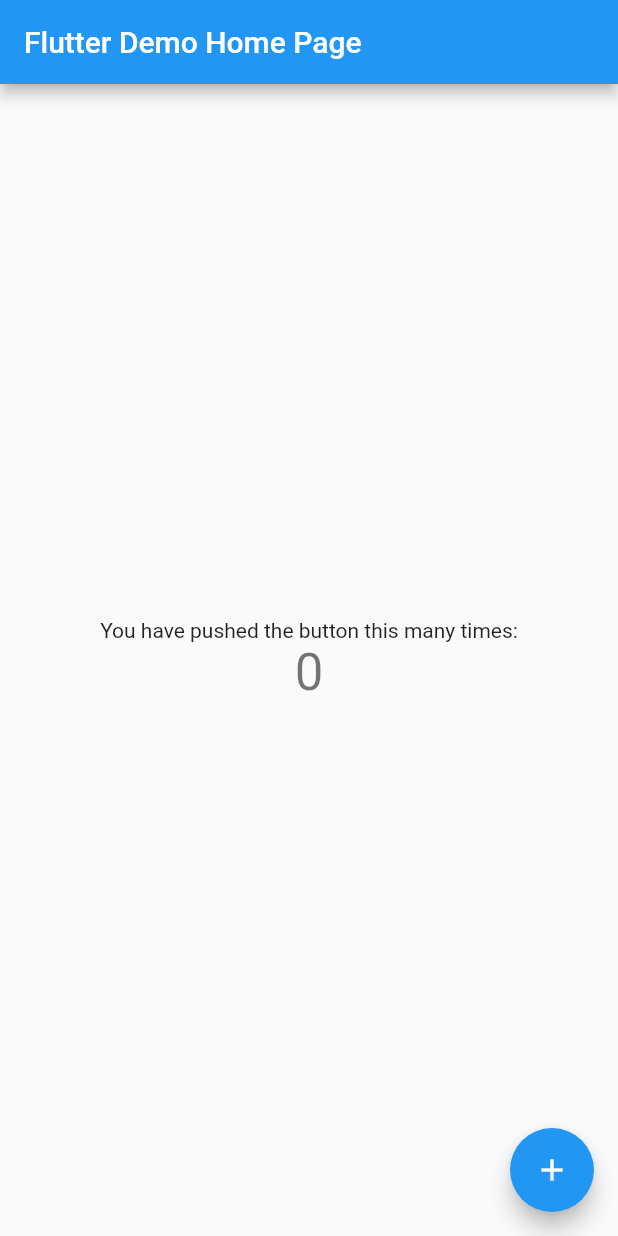
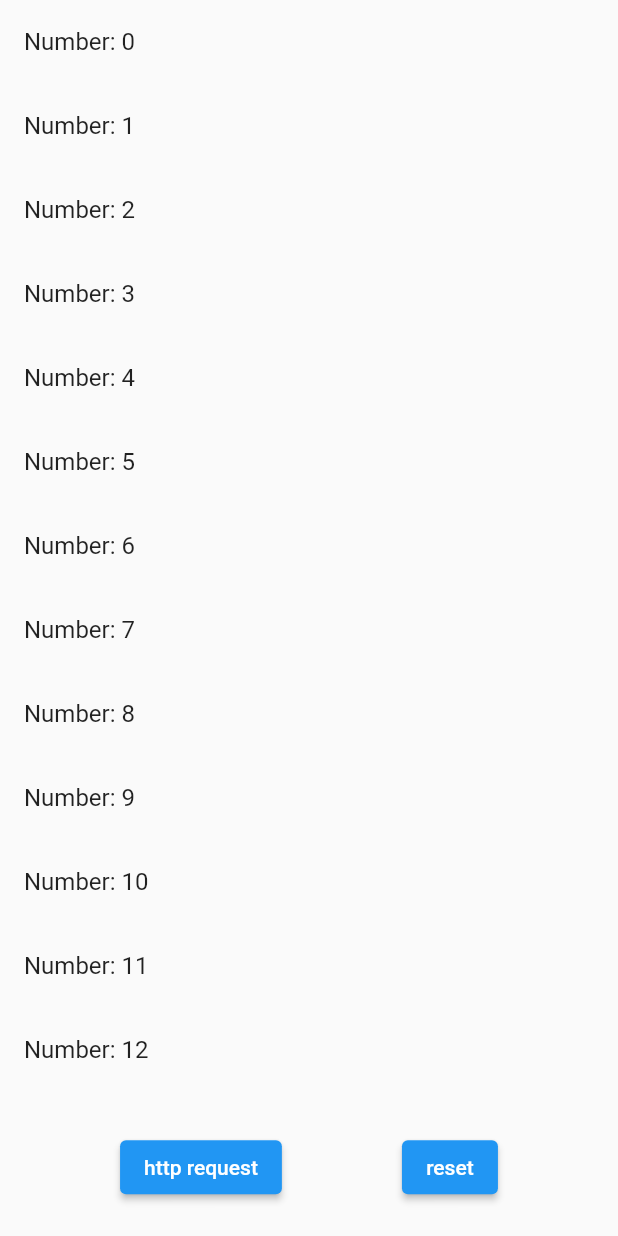
Before and after one commit to divy2209/getx_infinite_scrolling, a Flutter app: the screen it shows after launch, on a phone screen of 412 x 824 dp. Run offline on Flutter 3.47's test engine with Material 2 defaults, Android fonts, the phone set to English and light mode, and no system bars; our stand-ins replace get.

```diff
--- /dev/null
+++ b/lib/home.dart
@@ -0,0 +1,79 @@
+import 'package:flutter/material.dart';
+import 'package:get/get.dart';
+
+class ListDataX extends GetxController {
+  List<int> numbers = List<int>.from([0, 1, 2, 3, 4, 5, 6, 7, 8, 9, 10, 11, 12, 13, 14]);
+
+  void httpCall() async {
+    await Future.delayed(Duration(seconds: 1), () => numbers.add(numbers.last + 1));
+    update();
+  }
+
+  void reset() {
+    numbers = numbers.sublist(0, 14);
+    update();
+  }
+}
+
+class Home extends StatefulWidget {
+  @override
+  _HomeState createState() => _HomeState();
+}
+
+class _HomeState extends State<Home> {
+  ScrollController scrollController = ScrollController();
+  ListDataX dx = Get.put(ListDataX());
+
+  @override
+  void initState() {
+    // TODO: implement initState
+    super.initState();
+    scrollController.addListener(() {
+      if (scrollController.position.pixels == scrollController.position.maxScrollExtent) {
+        dx.httpCall();
+      }
+    });
+  }
+
+  @override
+  Widget build(BuildContext context) {
+    return Scaffold(
+      body: SafeArea(
+        child: Column(
+          children: [
+            Expanded(
+              flex: 8,
+              child: GetBuilder<ListDataX>(
+                builder: (_dx) => ListView.builder(
+                    controller: scrollController,
+                    itemCount: _dx.numbers.length,
+                    itemBuilder: (context, index) {
+                      return ListTile(
+                        title: Text('Number: ${_dx.numbers[index]}'),
+                      );
+                    }
+                ),
+              ),
+            ),
+            Expanded(
+              flex: 1,
+              child: Row(
+                mainAxisAlignment: MainAxisAlignment.spaceEvenly,
+                children: [
+                  ElevatedButton(
+                    child: Text('http request'),
+                    onPressed: dx.httpCall,
+                  ),
+                  ElevatedButton(
+                    child: Text('reset'),
+                    onPressed: dx.reset,
+                  )
+                ],
+              ),
+            )
+          ],
+        ),
+      ),
+    );
+  }
+}
--- a/lib/main.dart
+++ b/lib/main.dart
@@ -1,4 +1,6 @@
 import 'package:flutter/material.dart';
+
+import 'home.dart';
 
 void main() {
   runApp(MyApp());
@@ -11,103 +13,8 @@ class MyApp extends StatelessWidget {
     return MaterialApp(
       title: 'Flutter Demo',
       theme: ThemeData(
-        // This is the theme of your application.
-        //
-        // Try running your application with "flutter run". You'll see the
-        // application has a blue toolbar. Then, without quitting the app, try
-        // changing the primarySwatch below to Colors.green and then invoke
-        // "hot reload" (press "r" in the console where you ran "flutter run",
-        // or simply save your changes to "hot reload" in a Flutter IDE).
-        // Notice that the counter didn't reset back to zero; the application
-        // is not restarted.
-        primarySwatch: Colors.blue,
       ),
-      home: MyHomePage(title: 'Flutter Demo Home Page'),
+      home: Home(),
     );
   }
 }
-
-class MyHomePage extends StatefulWidget {
-  MyHomePage({Key? key, required this.title}) : super(key: key);
-
-  // This widget is the home page of your application. It is stateful, meaning
-  // that it has a State object (defined below) that contains fields that affect
-  // how it looks.
-
-  // This class is the configuration for the state. It holds the values (in this
-  // case the title) provided by the parent (in this case the App widget) and
-  // used by the build method of the State. Fields in a Widget subclass are
-  // always marked "final".
-
-  final String title;
-
-  @override
-  _MyHomePageState createState() => _MyHomePageState();
-}
-
-class _MyHomePageState extends State<MyHomePage> {
-  int _counter = 0;
-
-  void _incrementCounter() {
-    setState(() {
-      // This call to setState tells the Flutter framework that something has
-      // changed in this State, which causes it to rerun the build method below
-      // so that the display can reflect the updated values. If we changed
-      // _counter without calling setState(), then the build method would not be
-      // called again, and so nothing would appear to happen.
-      _counter++;
-    });
-  }
-
-  @override
-  Widget build(BuildContext context) {
-    // This method is rerun every time setState is called, for instance as done
-    // by the _incrementCounter method above.
-    //
-    // The Flutter framework has been optimized to make rerunning build methods
-    // fast, so that you can just rebuild anything that needs updating rather
-    // than having to individually change instances of widgets.
-    return Scaffold(
-      appBar: AppBar(
-        // Here we take the value from the MyHomePage object that was created by
-        // the App.build method, and use it to set our appbar title.
-        title: Text(widget.title),
-      ),
-      body: Center(
-        // Center is a layout widget. It takes a single child and positions it
-        // in the middle of the parent.
-        child: Column(
-          // Column is also a layout widget. It takes a list of children and
-          // arranges them vertically. By default, it sizes itself to fit its
-          // children horizontally, and tries to be as tall as its parent.
-          //
-          // Invoke "debug painting" (press "p" in the console, choose the
-          // "Toggle Debug Paint" action from the Flutter Inspector in Android
-          // Studio, or the "Toggle Debug Paint" command in Visual Studio Code)
-          // to see the wireframe for each widget.
-          //
-          // Column has various properties to control how it sizes itself and
-          // how it positions its children. Here we use mainAxisAlignment to
-          // center the children vertically; the main axis here is the vertical
-          // axis because Columns are vertical (the cross axis would be
-          // horizontal).
-          mainAxisAlignment: MainAxisAlignment.center,
-          children: <Widget>[
-            Text(
-              'You have pushed the button this many times:',
-            ),
-            Text(
-              '$_counter',
-              style: Theme.of(context).textTheme.headline4,
-            ),
-          ],
-        ),
-      ),
-      floatingActionButton: FloatingActionButton(
-        onPressed: _incrementCounter,
-        tooltip: 'Increment',
-        child: Icon(Icons.add),
-      ), // This trailing comma makes auto-formatting nicer for build methods.
-    );
-  }
-}
```
